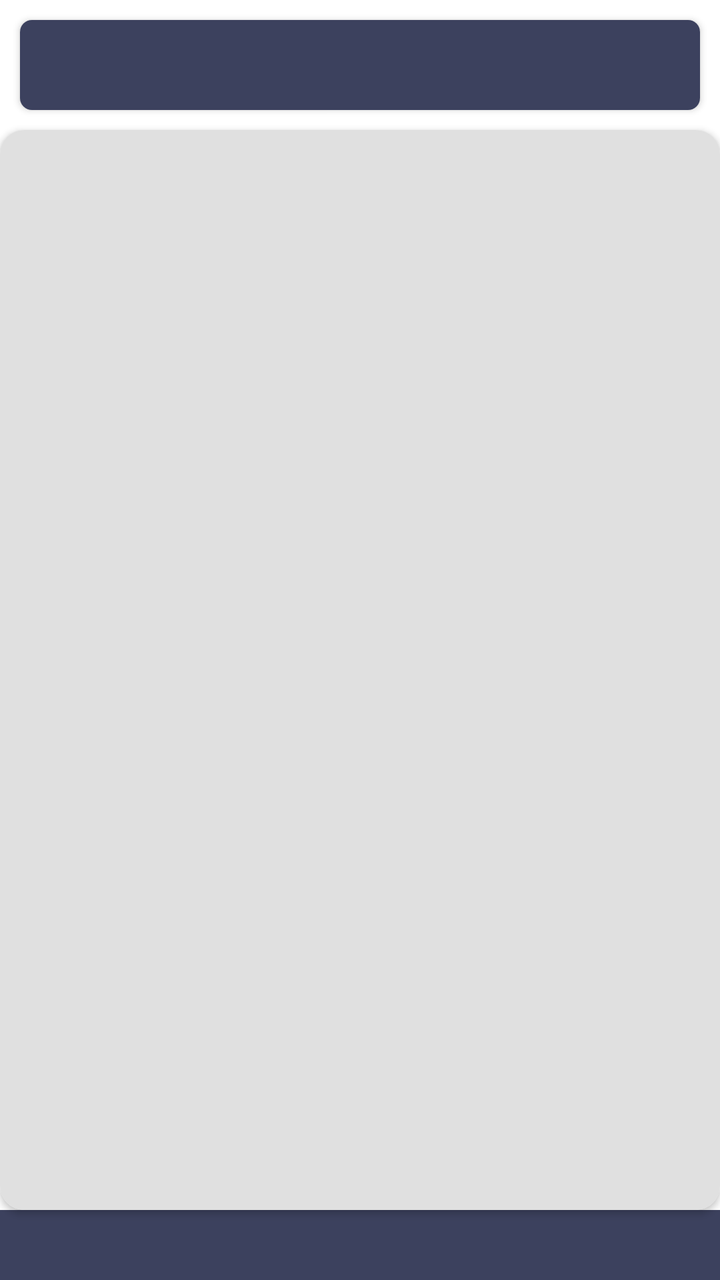
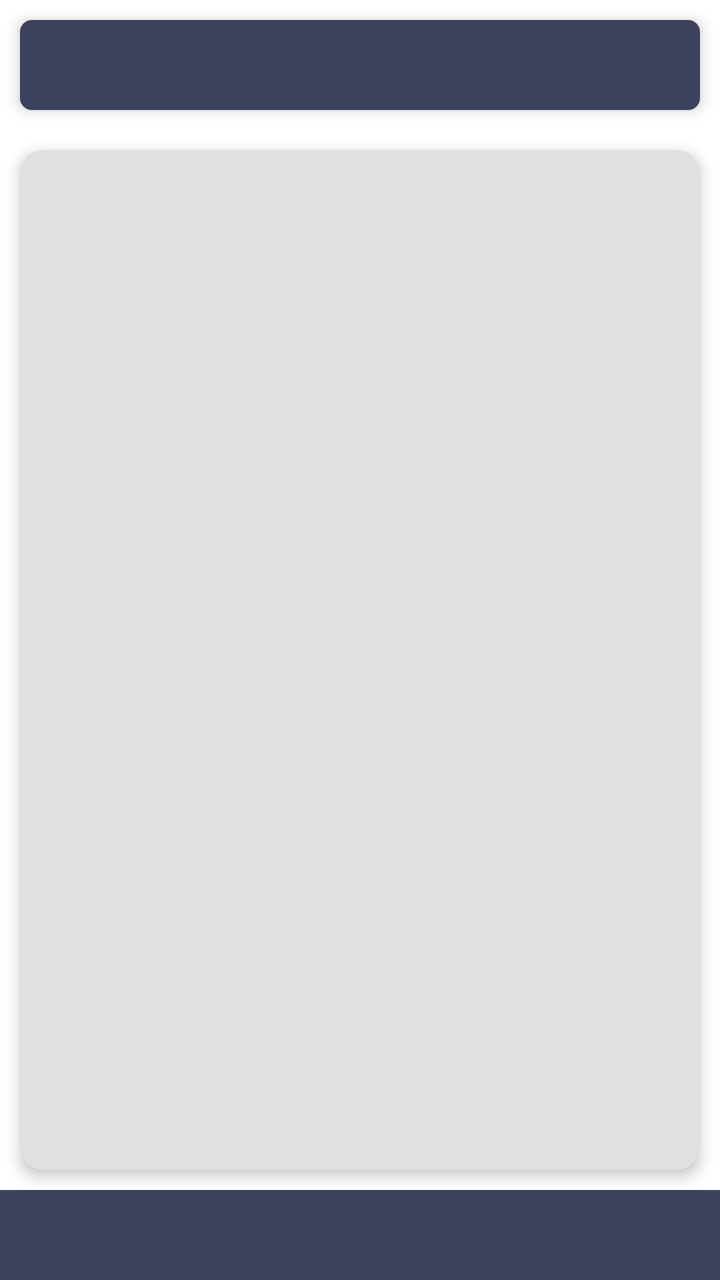

Compare the two renders of this Android layout. The source of the first and the diff that turns it into the second are given below.
<!-- AndroidManifest.xml: application theme Base.Theme.MainApp -->
<!-- res/layout/fragment_detail_movie.xml -->
<?xml version="1.0" encoding="utf-8"?>
<ScrollView xmlns:android="http://schemas.android.com/apk/res/android"
    xmlns:app="http://schemas.android.com/apk/res-auto"
    xmlns:tools="http://schemas.android.com/tools"
    android:layout_width="match_parent"
    android:layout_height="match_parent"
    android:scrollbars="none">

    <LinearLayout
        android:layout_width="match_parent"
        android:layout_height="wrap_content"
        android:background="?colorOnBackground"
        android:orientation="vertical">

        <include
            android:id="@+id/toolbar"
            layout="@layout/toolbar_content" />

        <androidx.cardview.widget.CardView
            android:id="@+id/card_detail"
            android:layout_width="match_parent"
            android:layout_height="wrap_content"
            app:cardCornerRadius="12sp">

            <androidx.constraintlayout.widget.ConstraintLayout
                android:layout_width="match_parent"
                android:layout_height="wrap_content">

                <ImageView
                    android:id="@+id/img_detail"
                    android:layout_width="match_parent"
                    android:layout_height="0sp"
                    android:scaleType="centerCrop"
                    android:src="@color/image_profile"
                    app:layout_constraintDimensionRatio="1:1.5"
                    tools:ignore="MissingConstraints" />

            </androidx.constraintlayout.widget.ConstraintLayout>

        </androidx.cardview.widget.CardView>

        <LinearLayout
            android:layout_width="match_parent"
            android:layout_height="match_parent"
            android:background="?background"
            android:orientation="vertical">

            <TextView
                android:id="@+id/tv_title_detail"
                style="@style/TextAppearance.AppCompat.Title"
                android:layout_width="wrap_content"
                android:layout_height="wrap_content"
                android:layout_gravity="center"
                android:layout_marginVertical="10sp"
                android:gravity="center"
                android:textColor="@color/white"
                android:textSize="24sp" />

            <RelativeLayout
                android:layout_width="match_parent"
                android:layout_height="wrap_content"
                android:layout_marginHorizontal="10sp"
                android:orientation="horizontal">

                <ImageButton
                    android:id="@+id/img_detail_favorite"
                    android:layout_width="wrap_content"
                    android:layout_height="wrap_content"
                    android:layout_alignEnd="@+id/tv_date_detail"
                    android:layout_alignParentEnd="true"
                    android:background="?selectableItemBackground"
                    android:src="@drawable/ic_baseline_favorite_border_24"
                    app:tint="@color/white" />

                <TextView
                    android:id="@+id/tv_date_detail"
                    style="@style/TextAppearance.AppCompat.Body1"
                    android:layout_width="wrap_content"
                    android:layout_height="wrap_content"
                    android:textColor="@color/white"
                    android:textSize="21sp" />

            </RelativeLayout>

            <TextView
                android:id="@+id/tv_description"
                style="@style/TextAppearance.AppCompat.Body1"
                android:layout_width="wrap_content"
                android:layout_height="wrap_content"
                android:layout_gravity="center"
                android:layout_marginHorizontal="10sp"
                android:layout_marginVertical="10sp"
                android:gravity="center"
                android:textColor="@color/white"
                android:textSize="18sp" />

        </LinearLayout>

    </LinearLayout>

</ScrollView>
<!-- res/layout/toolbar_content.xml (included above) -->
<?xml version="1.0" encoding="utf-8"?>
<androidx.cardview.widget.CardView xmlns:android="http://schemas.android.com/apk/res/android"
    xmlns:app="http://schemas.android.com/apk/res-auto"
    android:id="@+id/card"
    android:layout_width="match_parent"
    android:layout_height="45dp"
    android:layout_margin="10dp"
    android:visibility="visible"
    app:cardCornerRadius="6dp">

    <androidx.appcompat.widget.Toolbar
        android:layout_width="match_parent"
        android:layout_height="match_parent"
        android:background="?background"
        android:visibility="visible">

        <ImageView
            android:id="@+id/imageRight"
            android:layout_width="30sp"
            android:layout_height="30sp"
            android:layout_gravity="right"
            android:layout_marginRight="15sp"
            android:visibility="gone"
            app:tint="@color/white" />

        <TextView
            android:id="@+id/nameSpace"
            android:layout_width="wrap_content"
            android:layout_height="wrap_content"
            android:layout_gravity="center"
            android:textColor="@color/white"
            android:textSize="21sp"
            android:textStyle="bold" />

        <ImageView
            android:id="@+id/imageLeft"
            android:layout_width="30sp"
            android:layout_height="30sp"
            android:layout_gravity="left"
            android:layout_marginRight="10dp"
            android:gravity="left"
            android:visibility="gone"
            app:tint="@color/white" />

    </androidx.appcompat.widget.Toolbar>

</androidx.cardview.widget.CardView>
<!-- resources referenced by this layout -->
<resources>
  <color name="image_profile">#e0e0e0</color>
  <color name="white">#ffffff</color>
  <!-- drawable ic_baseline_favorite_border_24 (drawable) -->
  <vector xmlns:android="http://schemas.android.com/apk/res/android"
      android:width="30dp"
      android:height="30dp"
      android:tint="@color/red"
      android:viewportWidth="24"
      android:viewportHeight="24">
      <path
          android:fillColor="@android:color/white"
          android:pathData="M16.5,3c-1.74,0 -3.41,0.81 -4.5,2.09C10.91,3.81 9.24,3 7.5,3 4.42,3 2,5.42 2,8.5c0,3.78 3.4,6.86 8.55,11.54L12,21.35l1.45,-1.32C18.6,15.36 22,12.28 22,8.5 22,5.42 19.58,3 16.5,3zM12.1,18.55l-0.1,0.1 -0.1,-0.1C7.14,14.24 4,11.39 4,8.5 4,6.5 5.5,5 7.5,5c1.54,0 3.04,0.99 3.57,2.36h1.87C13.46,5.99 14.96,5 16.5,5c2,0 3.5,1.5 3.5,3.5 0,2.89 -3.14,5.74 -7.9,10.05z" />
  </vector>
  <style name="Base.Theme.MainApp" parent="Theme.Material3.DayNight.NoActionBar">
          <item name="android:statusBarColor">@color/white</item>
          <item name="android:windowLightStatusBar">true</item>
          
          <item name="colorPrimary">@color/colorPrimary</item>
          <item name="colorPrimaryDark">@color/basic_2</item>
          <item name="colorAccent">@color/basic_2</item>
          <item name="color">@color/white</item>
          <item name="background">@color/basic_2</item>
          <item name="tickColor">@color/basic_2</item>
          <item name="trackColor">@color/basic_2</item>
          <item name="colorOnBackground">@color/white</item>
          <item name="colorError">@color/dark</item>
          <item name="colorOnError">@color/basic_2</item>
      </style>
  <color name="red">#F44336</color>
      //Day Theme
  <color name="colorPrimary">#fff</color>
      //Needed
  <color name="basic_2">#3c415e</color>
  <color name="dark">#000000</color>
</resources>

<!-- the commit's change to res/layout/fragment_detail_movie.xml (unified diff, before → after) -->
@@ -1,26 +1,28 @@
 <?xml version="1.0" encoding="utf-8"?>
-<ScrollView xmlns:android="http://schemas.android.com/apk/res/android"
+<androidx.core.widget.NestedScrollView xmlns:android="http://schemas.android.com/apk/res/android"
     xmlns:app="http://schemas.android.com/apk/res-auto"
-    xmlns:tools="http://schemas.android.com/tools"
     android:layout_width="match_parent"
     android:layout_height="match_parent"
+    android:background="?colorOnBackground"
     android:scrollbars="none">
 
     <LinearLayout
         android:layout_width="match_parent"
         android:layout_height="wrap_content"
-        android:background="?colorOnBackground"
         android:orientation="vertical">
 
         <include
             android:id="@+id/toolbar"
             layout="@layout/toolbar_content" />
 
-        <androidx.cardview.widget.CardView
+        <com.google.android.material.card.MaterialCardView
             android:id="@+id/card_detail"
             android:layout_width="match_parent"
             android:layout_height="wrap_content"
-            app:cardCornerRadius="12sp">
+            android:layout_margin="10dp"
+            app:cardCornerRadius="12dp"
+            app:cardElevation="4dp"
+            app:strokeWidth="0dp">
 
             <androidx.constraintlayout.widget.ConstraintLayout
                 android:layout_width="match_parent"
@@ -29,99 +31,101 @@
                 <ImageView
                     android:id="@+id/img_detail"
                     android:layout_width="match_parent"
-                    android:layout_height="0sp"
+                    android:layout_height="0dp"
+                    android:contentDescription="@null"
                     android:scaleType="centerCrop"
                     android:src="@color/image_profile"
                     app:layout_constraintDimensionRatio="1:1.5"
-                    tools:ignore="MissingConstraints" />
+                    app:layout_constraintTop_toTopOf="parent" />
 
             </androidx.constraintlayout.widget.ConstraintLayout>
 
-        </androidx.cardview.widget.CardView>
+        </com.google.android.material.card.MaterialCardView>
 
         <LinearLayout
             android:layout_width="match_parent"
-            android:layout_height="match_parent"
+            android:layout_height="wrap_content"
             android:background="?background"
-            android:orientation="vertical">
+            android:orientation="vertical"
+            android:padding="16dp">
 
             <TextView
                 android:id="@+id/tv_title_detail"
-                style="@style/TextAppearance.AppCompat.Title"
-                android:layout_width="wrap_content"
+                style="@style/TextAppearance.MaterialComponents.Headline5"
+                android:layout_width="match_parent"
                 android:layout_height="wrap_content"
-                android:layout_gravity="center"
-                android:layout_marginVertical="10sp"
                 android:gravity="center"
                 android:textColor="@color/white"
-                android:textSize="24sp" />
+                android:textStyle="bold" />
 
-            <RelativeLayout
+            <androidx.constraintlayout.widget.ConstraintLayout
                 android:layout_width="match_parent"
                 android:layout_height="wrap_content"
-                android:layout_marginHorizontal="10sp"
-                android:orientation="horizontal">
+                android:layout_marginTop="16dp">
+
+                <TextView
+                    android:id="@+id/tv_date_detail"
+                    style="@style/TextAppearance.MaterialComponents.Subtitle1"
+                    android:layout_width="0dp"
+                    android:layout_height="wrap_content"
+                    android:textColor="@color/white"
+                    app:layout_constraintBottom_toBottomOf="parent"
+                    app:layout_constraintEnd_toStartOf="@+id/img_detail_favorite"
+                    app:layout_constraintStart_toStartOf="parent"
+                    app:layout_constraintTop_toTopOf="parent" />
 
                 <ImageButton
                     android:id="@+id/img_detail_favorite"
-                    android:layout_width="wrap_content"
-                    android:layout_height="wrap_content"
-                    android:layout_alignEnd="@+id/tv_date_detail"
-                    android:layout_alignParentEnd="true"
-                    android:background="?selectableItemBackground"
+                    android:layout_width="48dp"
+                    android:layout_height="48dp"
+                    android:background="?selectableItemBackgroundBorderless"
+                    android:contentDescription="@null"
                     android:src="@drawable/ic_baseline_favorite_border_24"
+                    app:layout_constraintBottom_toBottomOf="parent"
+                    app:layout_constraintEnd_toEndOf="parent"
+                    app:layout_constraintTop_toTopOf="parent"
                     app:tint="@color/white" />
 
-                <TextView
-                    android:id="@+id/tv_date_detail"
-                    style="@style/TextAppearance.AppCompat.Body1"
-                    android:layout_width="wrap_content"
-                    android:layout_height="wrap_content"
-                    android:textColor="@color/white"
-                    android:textSize="21sp" />
-
-            </RelativeLayout>
+            </androidx.constraintlayout.widget.ConstraintLayout>
 
             <TextView
                 android:id="@+id/tv_description"
-                style="@style/TextAppearance.AppCompat.Body1"
-                android:layout_width="wrap_content"
+                style="@style/TextAppearance.MaterialComponents.Body1"
+                android:layout_width="match_parent"
                 android:layout_height="wrap_content"
-                android:layout_gravity="center"
-                android:layout_marginHorizontal="10sp"
-                android:layout_marginVertical="10sp"
-                android:gravity="center"
-                android:textColor="@color/white"
-                android:textSize="18sp" />
+                android:layout_marginTop="16dp"
+                android:textColor="@color/white" />
 
         </LinearLayout>
 
     </LinearLayout>
 
-</ScrollView>
+</androidx.core.widget.NestedScrollView>
 <!-- res/layout/toolbar_content.xml (included above) -->
 <?xml version="1.0" encoding="utf-8"?>
-<androidx.cardview.widget.CardView xmlns:android="http://schemas.android.com/apk/res/android"
+<com.google.android.material.card.MaterialCardView xmlns:android="http://schemas.android.com/apk/res/android"
     xmlns:app="http://schemas.android.com/apk/res-auto"
     android:id="@+id/card"
     android:layout_width="match_parent"
-    android:layout_height="45dp"
+    android:layout_height="wrap_content"
     android:layout_margin="10dp"
-    android:visibility="visible"
-    app:cardCornerRadius="6dp">
+    app:cardCornerRadius="6dp"
+    app:cardElevation="4dp"
+    app:strokeWidth="0dp">
 
-    <androidx.appcompat.widget.Toolbar
+    <com.google.android.material.appbar.MaterialToolbar
+        android:id="@+id/toolbar_internal"
         android:layout_width="match_parent"
-        android:layout_height="match_parent"
-        android:background="?background"
-        android:visibility="visible">
+        android:layout_height="45dp"
+        android:background="?background">
 
         <ImageView
             android:id="@+id/imageRight"
-            android:layout_width="30sp"
-            android:layout_height="30sp"
-            android:layout_gravity="right"
-            android:layout_marginRight="15sp"
+            android:layout_width="30dp"
+            android:layout_height="30dp"
+            android:layout_gravity="end"
+            android:layout_marginEnd="15dp"
+            android:contentDescription="@null"
             android:visibility="gone"
             app:tint="@color/white" />
 
@@ -136,14 +140,14 @@
 
         <ImageView
             android:id="@+id/imageLeft"
-            android:layout_width="30sp"
-            android:layout_height="30sp"
-            android:layout_gravity="left"
-            android:layout_marginRight="10dp"
-            android:gravity="left"
+            android:layout_width="30dp"
+            android:layout_height="30dp"
+            android:layout_gravity="start"
+            android:layout_marginEnd="10dp"
+            android:contentDescription="@null"
             android:visibility="gone"
             app:tint="@color/white" />
 
-    </androidx.appcompat.widget.Toolbar>
+    </com.google.android.material.appbar.MaterialToolbar>
 
-</androidx.cardview.widget.CardView>
+</com.google.android.material.card.MaterialCardView>
